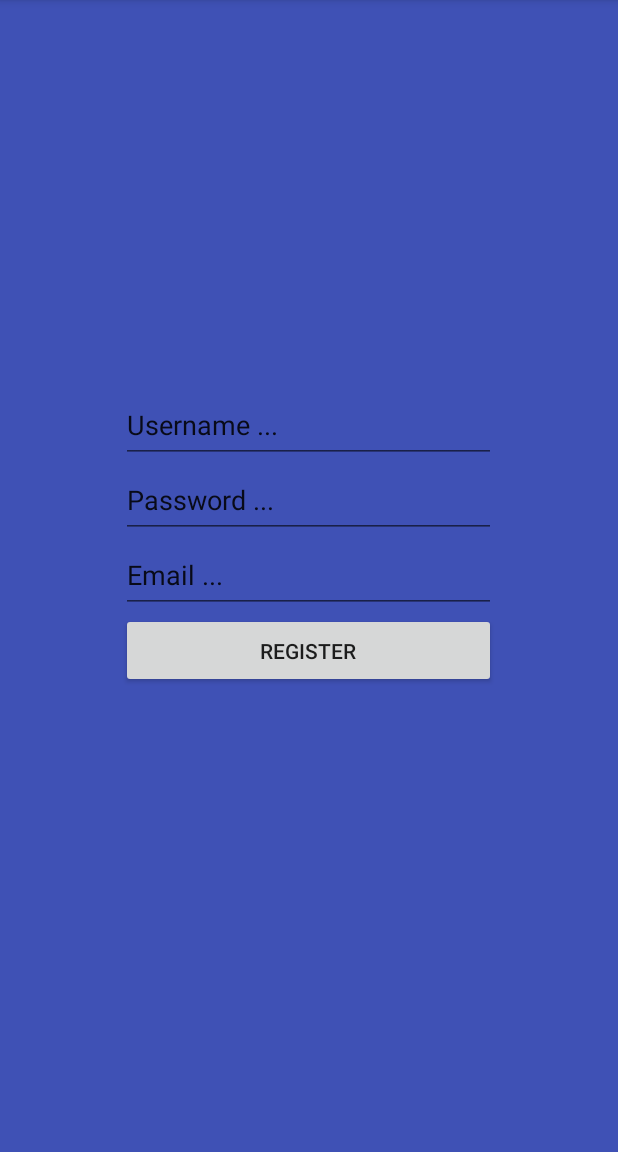
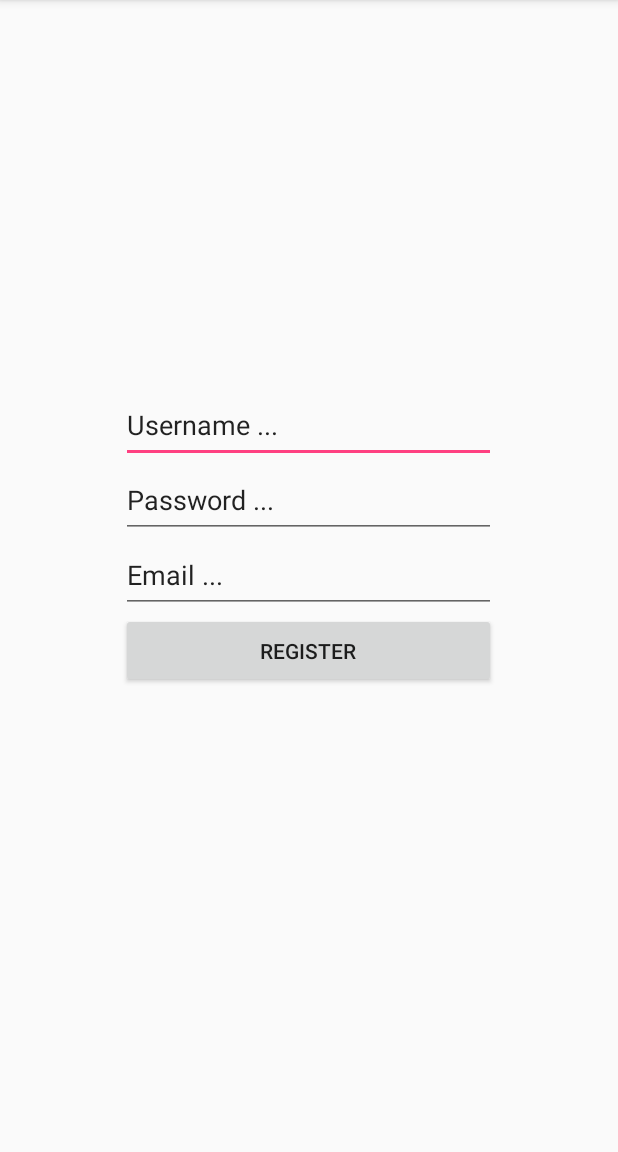
Before and after one commit to bowinhampe/DV1431_ChatApp, an Android app: the screen it shows after launch (LoginActivity before the commit, RegisterActivity after it), after a tap on "REGISTER", on a phone screen of 412 x 824 dp, the part 84-1236 px from its top. Run offline under Robolectric (Android 15) with nearby library versions, the light colour scheme and no system bars.

Commit message:
Changed: Removed fragment for register and added activity instead

```diff
--- a/app/build.gradle
+++ b/app/build.gradle
@@ -39,4 +39,5 @@ dependencies {
 
 
 
+
 apply plugin: 'com.google.gms.google-services'
--- a/app/src/main/AndroidManifest.xml
+++ b/app/src/main/AndroidManifest.xml
@@ -16,8 +16,8 @@
                 <category android:name="android.intent.category.LAUNCHER" />
             </intent-filter>
         </activity>
-        <activity android:name=".MainActivity">
-        </activity>
+        <activity android:name=".MainActivity"></activity>
+        <activity android:name=".RegisterActivity"></activity>
     </application>
 
 </manifest>
--- a/app/src/main/java/com/dv1431_chatapp/LoginActivity.kt
+++ b/app/src/main/java/com/dv1431_chatapp/LoginActivity.kt
@@ -13,16 +13,6 @@ class LoginActivity : AppCompatActivity() {
         super.onCreate(savedInstanceState)
         setContentView(R.layout.activity_login)
         initiateGUIComponents()
-    }
-
-    override fun onBackPressed() {
-        val fm = supportFragmentManager
-
-        if (fm.backStackEntryCount > 0) {
-            loginActivity_loginLayout.visibility = View.VISIBLE
-        }
-
-        super.onBackPressed()
     }
 
     private fun initiateGUIComponents(){
@@ -41,13 +31,8 @@ class LoginActivity : AppCompatActivity() {
         startActivity(intent)
     }
     private fun register(){
-        loginActivity_loginLayout.visibility = View.INVISIBLE
-        val manager = supportFragmentManager
-        val transaction = manager.beginTransaction()
-        val registerFragment = RegisterFragment()
-        transaction.add(loginActivity_registerLayout.id, registerFragment)
-        transaction.addToBackStack(null)
-        transaction.commit()
+        val intent = Intent(this, RegisterActivity::class.java)
+        startActivity(intent)
     }
 
 }
--- /dev/null
+++ b/app/src/main/java/com/dv1431_chatapp/RegisterActivity.kt
@@ -0,0 +1,12 @@
+package com.dv1431_chatapp
+
+import android.support.v7.app.AppCompatActivity
+import android.os.Bundle
+
+class RegisterActivity : AppCompatActivity() {
+
+    override fun onCreate(savedInstanceState: Bundle?) {
+        super.onCreate(savedInstanceState)
+        setContentView(R.layout.activity_register)
+    }
+}
--- a/app/src/main/java/com/dv1431_chatapp/RegisterFragment.kt
+++ /dev/null
@@ -1,73 +0,0 @@
-package com.dv1431_chatapp
-
-import android.content.Context
-import android.net.Uri
-import android.os.Bundle
-import android.support.v4.app.Fragment
-import android.view.LayoutInflater
-import android.view.View
-import android.view.ViewGroup
-
-import com.dv1431_chatapp.R
-import kotlinx.android.synthetic.main.activity_login.*
-import kotlinx.android.synthetic.main.fragment_register.*
-
-class RegisterFragment : Fragment() {
-
-    // TODO: Rename and change types of parameters
-    private var mParam1: String? = null
-    private var mParam2: String? = null
-
-    override fun onCreate(savedInstanceState: Bundle?) {
-        super.onCreate(savedInstanceState)
-        if (arguments != null) {
-            mParam1 = arguments.getString(ARG_PARAM1)
-            mParam2 = arguments.getString(ARG_PARAM2)
-        }
-    }
-
-
-    override fun onCreateView(inflater: LayoutInflater?, container: ViewGroup?,
-                              savedInstanceState: Bundle?): View? {
-        // Inflate the layout for this fragment
-        return inflater!!.inflate(R.layout.fragment_register, container, false)
-    }
-
-    // TODO: Rename method, update argument and hook method into UI event
-    fun onButtonPressed(uri: Uri) {
-    }
-
-    override fun onAttach(context: Context?) {
-        super.onAttach(context)
-    }
-
-    override fun onDetach() {
-        super.onDetach()
-        //mListener = null
-    }
-
-    companion object {
-        // TODO: Rename parameter arguments, choose names that match
-        // the fragment initialization parameters, e.g. ARG_ITEM_NUMBER
-        private val ARG_PARAM1 = "param1"
-        private val ARG_PARAM2 = "param2"
-
-        /**
-         * Use this factory method to create a new instance of
-         * this fragment using the provided parameters.
-         *
-         * @param param1 Parameter 1.
-         * @param param2 Parameter 2.
-         * @return A new instance of fragment RegisterFragment.
-         */
-        // TODO: Rename and change types and number of parameters
-        fun newInstance(param1: String, param2: String): RegisterFragment {
-            val fragment = RegisterFragment()
-            val args = Bundle()
-            args.putString(ARG_PARAM1, param1)
-            args.putString(ARG_PARAM2, param2)
-            fragment.arguments = args
-            return fragment
-        }
-    }
-}// Required empty public constructor
--- a/app/src/main/res/layout/fragment_register.xml
+++ b/app/src/main/res/layout/activity_register.xml
@@ -1,24 +1,24 @@
+<?xml version="1.0" encoding="utf-8"?>
 <RelativeLayout xmlns:android="http://schemas.android.com/apk/res/android"
     xmlns:tools="http://schemas.android.com/tools"
     android:layout_width="match_parent"
     android:layout_height="match_parent"
-    android:background="@color/colorPrimary"
-    tools:context="com.dv1431_chatapp.RegisterFragment">
+    tools:context="com.dv1431_chatapp.RegisterActivity">
 
     <EditText
         android:layout_width="250dp"
         android:layout_height="50dp"
         android:layout_centerInParent="true"
-        android:id="@+id/registerFragment_usrname_edtxt"
-        android:layout_above="@id/registerFragment_pw_edtxt"
+        android:id="@+id/registerActivity_usrname_edtxt"
+        android:layout_above="@id/registerActivity_pw_edtxt"
         android:inputType="text"
         android:text="@string/edtxt_usrname"/>
     <EditText
         android:layout_width="250dp"
         android:layout_height="50dp"
         android:layout_centerInParent="true"
-        android:id="@+id/registerFragment_pw_edtxt"
-        android:layout_above="@id/registerFragment_email_edtxt"
+        android:id="@+id/registerActivity_pw_edtxt"
+        android:layout_above="@id/registerActivity_email_edtxt"
         android:inputType="text"
         android:text="@string/edtxt_pw"/>
 
@@ -26,17 +26,17 @@
         android:layout_width="250dp"
         android:layout_height="50dp"
         android:layout_centerInParent="true"
-        android:id="@+id/registerFragment_email_edtxt"
+        android:id="@+id/registerActivity_email_edtxt"
         android:inputType="textEmailAddress"
         android:text="@string/edtxt_email"/>
     <Button
         android:layout_width="250dp"
         android:layout_height="50dp"
         android:layout_centerInParent="true"
-        android:id="@+id/registerFragment_register_btn"
-        android:layout_below="@id/registerFragment_email_edtxt"
+        android:id="@+id/registerActivity_register_btn"
+        android:layout_below="@id/registerActivity_email_edtxt"
         android:text="@string/btn_register">
     </Button>
 
 
-</RelativeLayout>
+    </RelativeLayout>
```
